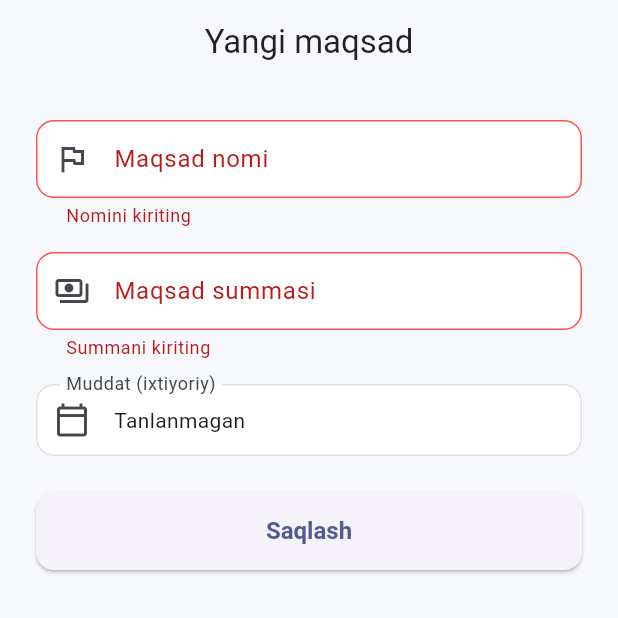
After one commit to Mamaniyozov/MVP, a Flutter app: the AddGoalScreen screen opened by its route, after a tap on "Saqlash", on a phone screen of 412 x 824 dp, the top half of it. The commit adds this screen. Run offline on Flutter 3.47's test engine with Material 3 defaults, Android fonts, the phone set to English and light mode, and no system bars; our stand-ins replace dio, flutter_riverpod, flutter_secure_storage, go_router; accounts and stored records are empty.

Commit message:
Add savings goals mobile feature
Mirrors the transactions feature's domain/data/presentation layers
against the existing goals backend API (list, create, add-progress).

```diff
--- a/mobile/lib/core/router/app_routes.dart
+++ b/mobile/lib/core/router/app_routes.dart
@@ -7,4 +7,6 @@ class AppRoutes {
   static const dashboard = '/dashboard';
   static const transactions = '/transactions';
   static const addTransaction = '/transactions/add';
+  static const goals = '/goals';
+  static const addGoal = '/goals/add';
 }
--- /dev/null
+++ b/mobile/lib/features/goals/data/goal_exception.dart
@@ -0,0 +1,9 @@
+/// A user-facing goal error, already translated to Uzbek.
+class GoalException implements Exception {
+  const GoalException(this.message);
+
+  final String message;
+
+  @override
+  String toString() => message;
+}
--- /dev/null
+++ b/mobile/lib/features/goals/presentation/screens/add_goal_screen.dart
@@ -0,0 +1,139 @@
+import 'package:flutter/material.dart';
+import 'package:flutter_riverpod/flutter_riverpod.dart';
+import 'package:intl/intl.dart';
+import 'package:mobile/features/goals/data/goal_exception.dart';
+import 'package:mobile/features/goals/data/goal_repository.dart';
+import 'package:mobile/features/goals/presentation/providers/goal_list_controller.dart';
+
+class AddGoalScreen extends ConsumerStatefulWidget {
+  const AddGoalScreen({super.key});
+
+  @override
+  ConsumerState<AddGoalScreen> createState() => _AddGoalScreenState();
+}
+
+class _AddGoalScreenState extends ConsumerState<AddGoalScreen> {
+  final _formKey = GlobalKey<FormState>();
+  final _nameController = TextEditingController();
+  final _targetController = TextEditingController();
+
+  DateTime? _deadline;
+  bool _isSubmitting = false;
+
+  @override
+  void dispose() {
+    _nameController.dispose();
+    _targetController.dispose();
+    super.dispose();
+  }
+
+  Future<void> _pickDeadline() async {
+    final picked = await showDatePicker(
+      context: context,
+      initialDate: _deadline ?? DateTime.now(),
+      firstDate: DateTime.now(),
+      lastDate: DateTime(DateTime.now().year + 20),
+    );
+    if (picked != null) {
+      setState(() => _deadline = picked);
+    }
+  }
+
+  Future<void> _submit() async {
+    if (!_formKey.currentState!.validate()) return;
+
+    setState(() => _isSubmitting = true);
+    try {
+      final targetAmount = double.parse(_targetController.text.replaceAll(',', '.'));
+      await ref.read(goalRepositoryProvider).create(
+            name: _nameController.text.trim(),
+            targetAmount: targetAmount,
+            deadline: _deadline,
+          );
+      await ref.read(goalListControllerProvider.notifier).refresh();
+      if (mounted) Navigator.of(context).pop();
+    } on GoalException catch (error) {
+      if (!mounted) return;
+      ScaffoldMessenger.of(context)
+        ..hideCurrentSnackBar()
+        ..showSnackBar(SnackBar(content: Text(error.message)));
+    } finally {
+      if (mounted) setState(() => _isSubmitting = false);
+    }
+  }
+
+  @override
+  Widget build(BuildContext context) {
+    return Scaffold(
+      appBar: AppBar(title: const Text('Yangi maqsad')),
+      body: SafeArea(
+        child: SingleChildScrollView(
+          padding: const EdgeInsets.all(24),
+          child: Form(
+            key: _formKey,
+            child: Column(
+              crossAxisAlignment: CrossAxisAlignment.stretch,
+              children: [
+                TextFormField(
+                  controller: _nameController,
+                  decoration: const InputDecoration(
+                    labelText: 'Maqsad nomi',
+                    prefixIcon: Icon(Icons.flag_outlined),
+                  ),
+                  validator: (value) {
+                    if ((value?.trim() ?? '').isEmpty) return 'Nomini kiriting';
+                    return null;
+                  },
+                ),
+                const SizedBox(height: 16),
+                TextFormField(
+                  controller: _targetController,
+                  keyboardType: const TextInputType.numberWithOptions(decimal: true),
+                  decoration: const InputDecoration(
+                    labelText: 'Maqsad summasi',
+                    prefixIcon: Icon(Icons.payments_outlined),
+                  ),
+                  validator: (value) {
+                    final text = value?.trim() ?? '';
+                    if (text.isEmpty) return 'Summani kiriting';
+                    final amount = double.tryParse(text.replaceAll(',', '.'));
+                    if (amount == null || amount <= 0) {
+                      return "Summa musbat son bo'lishi kerak";
+                    }
+                    return null;
+                  },
+                ),
+                const SizedBox(height: 16),
+                InkWell(
+                  onTap: _pickDeadline,
+                  child: InputDecorator(
+                    decoration: const InputDecoration(
+                      labelText: 'Muddat (ixtiyoriy)',
+                      prefixIcon: Icon(Icons.calendar_today_outlined),
+                    ),
+                    child: Text(
+                      _deadline != null
+                          ? DateFormat('dd.MM.yyyy').format(_deadline!)
+                          : 'Tanlanmagan',
+                    ),
+                  ),
+                ),
+                const SizedBox(height: 24),
+                ElevatedButton(
+                  onPressed: _isSubmitting ? null : _submit,
+                  child: _isSubmitting
+                      ? const SizedBox(
+                          height: 20,
+                          width: 20,
+                          child: CircularProgressIndicator(strokeWidth: 2.5),
+                        )
+                      : const Text('Saqlash'),
+                ),
+              ],
+            ),
+          ),
+        ),
+      ),
+    );
+  }
+}
```
Also changed, not shown: mobile/lib/core/router/app_router.dart (+10 -0 lines), mobile/lib/features/dashboard/presentation/dashboard_screen.dart (+7 -0 lines), mobile/lib/features/goals/data/goal_repository.dart (added, +92 -0 lines), mobile/lib/features/goals/domain/goal.dart (added, +28 -0 lines), mobile/lib/features/goals/presentation/providers/goal_list_controller.dart (added, +21 -0 lines), mobile/lib/features/goals/presentation/screens/goal_list_screen.dart (added, +233 -0 lines).
